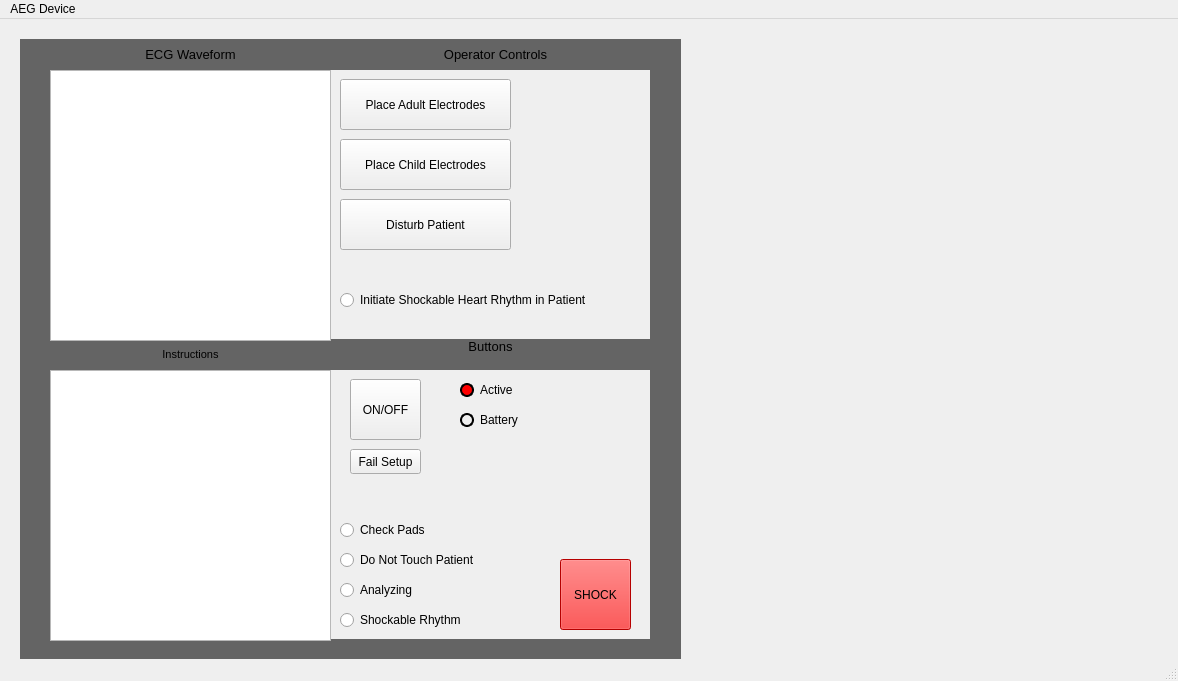
Above: COMP3004-FA/mainwindow.ui from ConnorG1067/COMP3004-FA before the change. Below: the same form after it.
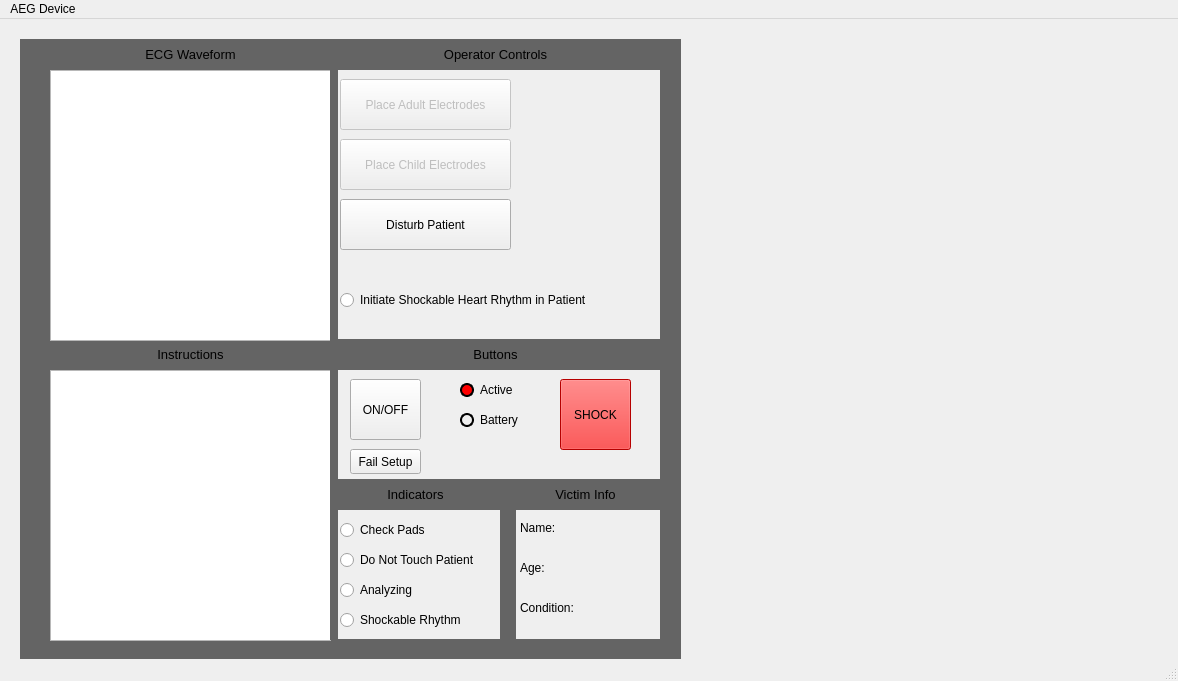
That is the form after the change.

Commit message: Added NRS, VF, VT, adult functionality, victim info, ui updates

```diff
--- a/COMP3004-FA/mainwindow.ui
+++ b/COMP3004-FA/mainwindow.ui
@@ -85,7 +85,7 @@
      <rect>
       <x>330</x>
       <y>320</y>
-      <width>321</width>
+      <width>331</width>
       <height>31</height>
      </rect>
     </property>
@@ -97,8 +97,7 @@
 &lt;html&gt;&lt;head&gt;&lt;meta name=&quot;qrichtext&quot; content=&quot;1&quot; /&gt;&lt;style type=&quot;text/css&quot;&gt;
 p, li { white-space: pre-wrap; }
 &lt;/style&gt;&lt;/head&gt;&lt;body style=&quot; font-family:'Sans'; font-size:10pt; font-weight:400; font-style:normal;&quot;&gt;
-&lt;p align=&quot;center&quot; dir='rtl' style=&quot; margin-top:12px; margin-bottom:12px; margin-left:0px; margin-right:0px; -qt-block-indent:0; text-indent:0px;&quot;&gt;Buttons&lt;/p&gt;
-&lt;p align=&quot;center&quot; dir='rtl' style=&quot;-qt-paragraph-type:empty; margin-top:12px; margin-bottom:12px; margin-left:0px; margin-right:0px; -qt-block-indent:0; text-indent:0px;&quot;&gt;&lt;br /&gt;&lt;/p&gt;&lt;/body&gt;&lt;/html&gt;</string>
+&lt;p align=&quot;center&quot; dir='rtl' style=&quot; margin-top:12px; margin-bottom:12px; margin-left:0px; margin-right:0px; -qt-block-indent:0; text-indent:0px;&quot;&gt;Buttons&lt;/p&gt;&lt;/body&gt;&lt;/html&gt;</string>
     </property>
    </widget>
    <widget class="QLabel" name="label_6">
@@ -118,10 +117,13 @@
 &lt;html&gt;&lt;head&gt;&lt;meta name=&quot;qrichtext&quot; content=&quot;1&quot; /&gt;&lt;style type=&quot;text/css&quot;&gt;
 p, li { white-space: pre-wrap; }
 &lt;/style&gt;&lt;/head&gt;&lt;body style=&quot; font-family:'Sans'; font-size:10pt; font-weight:400; font-style:normal;&quot;&gt;
-&lt;p align=&quot;center&quot; style=&quot; margin-top:12px; margin-bottom:12px; margin-left:0px; margin-right:0px; -qt-block-indent:0; text-indent:0px;&quot;&gt;&lt;span style=&quot; font-size:8pt;&quot;&gt;Instructions&lt;/span&gt;&lt;/p&gt;&lt;/body&gt;&lt;/html&gt;</string>
+&lt;p align=&quot;center&quot; style=&quot; margin-top:12px; margin-bottom:12px; margin-left:0px; margin-right:0px; -qt-block-indent:0; text-indent:0px;&quot;&gt;Instructions&lt;/p&gt;&lt;/body&gt;&lt;/html&gt;</string>
     </property>
    </widget>
    <widget class="QPushButton" name="placeAdultElectrodes">
+    <property name="enabled">
+     <bool>false</bool>
+    </property>
     <property name="geometry">
      <rect>
       <x>340</x>
@@ -151,7 +153,7 @@
     <property name="geometry">
      <rect>
       <x>560</x>
-      <y>540</y>
+      <y>360</y>
       <width>71</width>
       <height>71</height>
      </rect>
@@ -238,6 +240,9 @@
     </property>
    </widget>
    <widget class="QPushButton" name="placeChildElectrodes">
+    <property name="enabled">
+     <bool>false</bool>
+    </property>
     <property name="geometry">
      <rect>
       <x>340</x>
@@ -345,9 +350,9 @@
    <widget class="QLabel" name="label_8">
     <property name="geometry">
      <rect>
-      <x>650</x>
+      <x>660</x>
       <y>20</y>
-      <width>31</width>
+      <width>21</width>
       <height>611</height>
      </rect>
     </property>
@@ -395,6 +400,179 @@
      <string>Fail Setup</string>
     </property>
    </widget>
+   <widget class="QLabel" name="nameLabelFixed">
+    <property name="geometry">
+     <rect>
+      <x>520</x>
+      <y>500</y>
+      <width>62</width>
+      <height>17</height>
+     </rect>
+    </property>
+    <property name="text">
+     <string>Name:</string>
+    </property>
+   </widget>
+   <widget class="QLabel" name="label_11">
+    <property name="geometry">
+     <rect>
+      <x>500</x>
+      <y>490</y>
+      <width>16</width>
+      <height>131</height>
+     </rect>
+    </property>
+    <property name="styleSheet">
+     <string notr="true">QLabel{background-color: rgb(100,100,100)}</string>
+    </property>
+    <property name="text">
+     <string>&lt;!DOCTYPE HTML PUBLIC &quot;-//W3C//DTD HTML 4.0//EN&quot; &quot;http://www.w3.org/TR/REC-html40/strict.dtd&quot;&gt;
+&lt;html&gt;&lt;head&gt;&lt;meta name=&quot;qrichtext&quot; content=&quot;1&quot; /&gt;&lt;style type=&quot;text/css&quot;&gt;
+p, li { white-space: pre-wrap; }
+&lt;/style&gt;&lt;/head&gt;&lt;body style=&quot; font-family:'Sans'; font-size:10pt; font-weight:400; font-style:normal;&quot;&gt;
+&lt;p align=&quot;center&quot; style=&quot;-qt-paragraph-type:empty; margin-top:12px; margin-bottom:12px; margin-left:0px; margin-right:0px; -qt-block-indent:0; text-indent:0px;&quot;&gt;&lt;br /&gt;&lt;/p&gt;&lt;/body&gt;&lt;/html&gt;</string>
+    </property>
+   </widget>
+   <widget class="QLabel" name="label_12">
+    <property name="geometry">
+     <rect>
+      <x>500</x>
+      <y>460</y>
+      <width>171</width>
+      <height>31</height>
+     </rect>
+    </property>
+    <property name="styleSheet">
+     <string notr="true">QLabel{background-color: rgb(100,100,100)}</string>
+    </property>
+    <property name="text">
+     <string>&lt;!DOCTYPE HTML PUBLIC &quot;-//W3C//DTD HTML 4.0//EN&quot; &quot;http://www.w3.org/TR/REC-html40/strict.dtd&quot;&gt;
+&lt;html&gt;&lt;head&gt;&lt;meta name=&quot;qrichtext&quot; content=&quot;1&quot; /&gt;&lt;style type=&quot;text/css&quot;&gt;
+p, li { white-space: pre-wrap; }
+&lt;/style&gt;&lt;/head&gt;&lt;body style=&quot; font-family:'Sans'; font-size:10pt; font-weight:400; font-style:normal;&quot;&gt;
+&lt;p align=&quot;center&quot; dir='rtl' style=&quot; margin-top:12px; margin-bottom:12px; margin-left:0px; margin-right:0px; -qt-block-indent:0; text-indent:0px;&quot;&gt;Victim Info&lt;/p&gt;&lt;/body&gt;&lt;/html&gt;</string>
+    </property>
+   </widget>
+   <widget class="QLabel" name="ageLabelFixed">
+    <property name="geometry">
+     <rect>
+      <x>520</x>
+      <y>540</y>
+      <width>62</width>
+      <height>17</height>
+     </rect>
+    </property>
+    <property name="text">
+     <string>Age:</string>
+    </property>
+   </widget>
+   <widget class="QLabel" name="conditionLabelFixed">
+    <property name="geometry">
+     <rect>
+      <x>520</x>
+      <y>580</y>
+      <width>71</width>
+      <height>17</height>
+     </rect>
+    </property>
+    <property name="text">
+     <string>Condition:</string>
+    </property>
+   </widget>
+   <widget class="QLabel" name="label_15">
+    <property name="geometry">
+     <rect>
+      <x>330</x>
+      <y>50</y>
+      <width>8</width>
+      <height>571</height>
+     </rect>
+    </property>
+    <property name="styleSheet">
+     <string notr="true">QLabel{background-color: rgb(100,100,100)}</string>
+    </property>
+    <property name="text">
+     <string>&lt;!DOCTYPE HTML PUBLIC &quot;-//W3C//DTD HTML 4.0//EN&quot; &quot;http://www.w3.org/TR/REC-html40/strict.dtd&quot;&gt;
+&lt;html&gt;&lt;head&gt;&lt;meta name=&quot;qrichtext&quot; content=&quot;1&quot; /&gt;&lt;style type=&quot;text/css&quot;&gt;
+p, li { white-space: pre-wrap; }
+&lt;/style&gt;&lt;/head&gt;&lt;body style=&quot; font-family:'Sans'; font-size:10pt; font-weight:400; font-style:normal;&quot;&gt;
+&lt;p align=&quot;center&quot; style=&quot;-qt-paragraph-type:empty; margin-top:12px; margin-bottom:12px; margin-left:0px; margin-right:0px; -qt-block-indent:0; text-indent:0px;&quot;&gt;&lt;br /&gt;&lt;/p&gt;&lt;/body&gt;&lt;/html&gt;</string>
+    </property>
+   </widget>
+   <widget class="QLabel" name="nameLabel">
+    <property name="geometry">
+     <rect>
+      <x>520</x>
+      <y>520</y>
+      <width>62</width>
+      <height>17</height>
+     </rect>
+    </property>
+    <property name="font">
+     <font>
+      <pointsize>8</pointsize>
+     </font>
+    </property>
+    <property name="text">
+     <string/>
+    </property>
+   </widget>
+   <widget class="QLabel" name="ageLabel">
+    <property name="geometry">
+     <rect>
+      <x>520</x>
+      <y>560</y>
+      <width>62</width>
+      <height>17</height>
+     </rect>
+    </property>
+    <property name="font">
+     <font>
+      <pointsize>8</pointsize>
+     </font>
+    </property>
+    <property name="text">
+     <string/>
+    </property>
+   </widget>
+   <widget class="QLabel" name="conditionLabel">
+    <property name="geometry">
+     <rect>
+      <x>520</x>
+      <y>600</y>
+      <width>141</width>
+      <height>17</height>
+     </rect>
+    </property>
+    <property name="font">
+     <font>
+      <pointsize>8</pointsize>
+     </font>
+    </property>
+    <property name="text">
+     <string/>
+    </property>
+   </widget>
+   <widget class="QLabel" name="label_13">
+    <property name="geometry">
+     <rect>
+      <x>330</x>
+      <y>460</y>
+      <width>171</width>
+      <height>31</height>
+     </rect>
+    </property>
+    <property name="styleSheet">
+     <string notr="true">QLabel{background-color: rgb(100,100,100)}</string>
+    </property>
+    <property name="text">
+     <string>&lt;!DOCTYPE HTML PUBLIC &quot;-//W3C//DTD HTML 4.0//EN&quot; &quot;http://www.w3.org/TR/REC-html40/strict.dtd&quot;&gt;
+&lt;html&gt;&lt;head&gt;&lt;meta name=&quot;qrichtext&quot; content=&quot;1&quot; /&gt;&lt;style type=&quot;text/css&quot;&gt;
+p, li { white-space: pre-wrap; }
+&lt;/style&gt;&lt;/head&gt;&lt;body style=&quot; font-family:'Sans'; font-size:10pt; font-weight:400; font-style:normal;&quot;&gt;
+&lt;p align=&quot;center&quot; dir='rtl' style=&quot; margin-top:12px; margin-bottom:12px; margin-left:0px; margin-right:0px; -qt-block-indent:0; text-indent:0px;&quot;&gt;Indicators&lt;/p&gt;&lt;/body&gt;&lt;/html&gt;</string>
+    </property>
+   </widget>
   </widget>
   <widget class="QMenuBar" name="menubar">
    <property name="geometry">
```
The commit also changes 18 other files.
